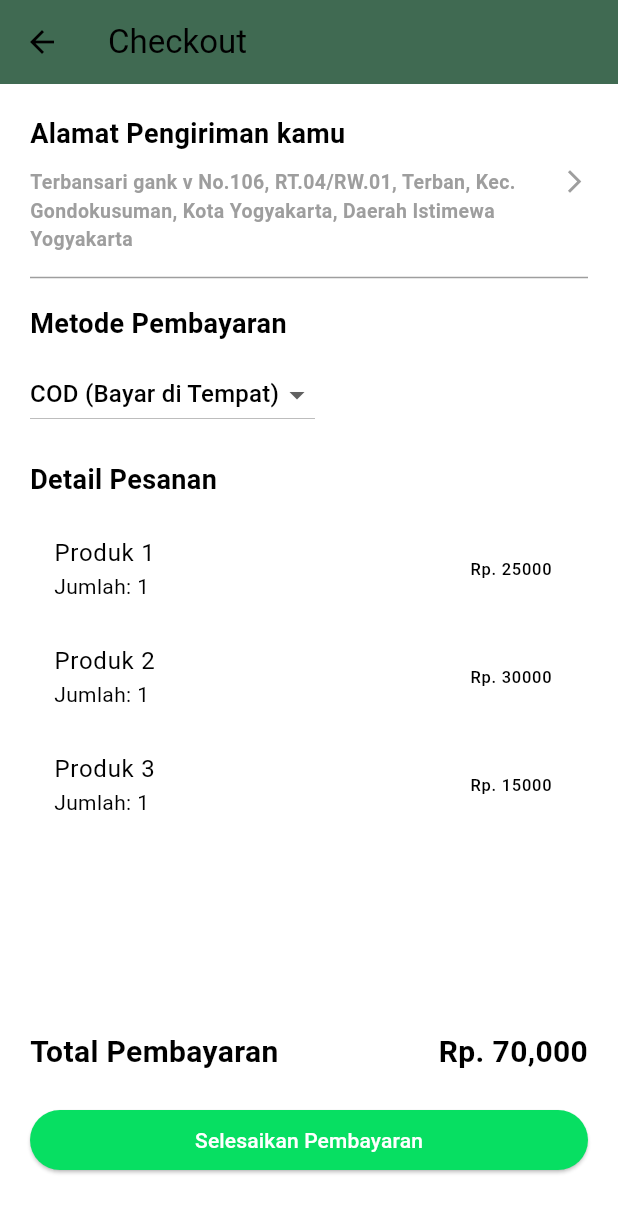
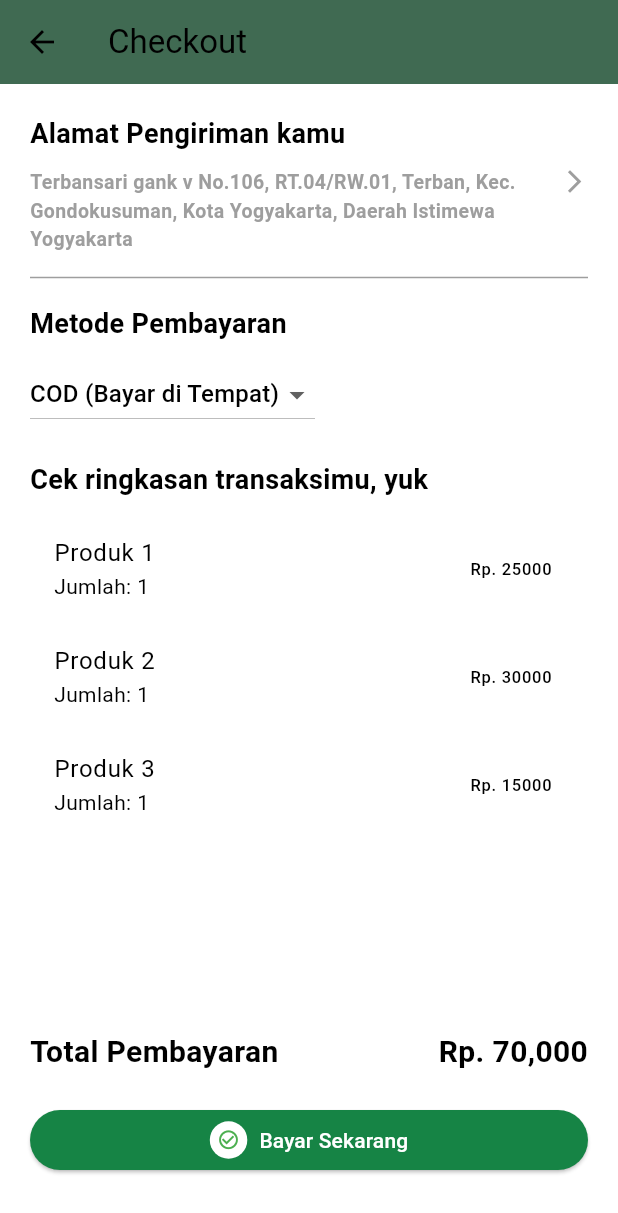
Before and after one commit to firdausmuh/agrolink_app, a Flutter app: the CheckoutScreen screen opened directly, on a phone screen of 412 x 824 dp. Shown: the top 1213 px of the screen. Run offline on Flutter 3.47's test engine with Material 3 defaults, Android fonts, the phone set to English and light mode, and no system bars; our stand-ins replace shared_preferences; missing offline and left inert: dart:ffi; accounts and stored records are empty.

Commit message:
update cart screen

```diff
--- a/lib/screens/keranjang/checkout_screen.dart
+++ b/lib/screens/keranjang/checkout_screen.dart
@@ -103,7 +103,7 @@ class _CheckoutScreenState extends State<CheckoutScreen> {
             ),
             const SizedBox(height: 20),
             const Text(
-              'Detail Pesanan',
+              'Cek ringkasan transaksimu, yuk',
               style: TextStyle(fontWeight: FontWeight.w700, fontSize: 18),
             ),
             const SizedBox(height: 10),
@@ -137,6 +137,7 @@ class _CheckoutScreenState extends State<CheckoutScreen> {
                 ),
               ],
             ),
+            // button bayar sekarang
             const SizedBox(height: 20),
             SizedBox(
               width: MediaQuery.of(context).size.width,
@@ -149,14 +150,54 @@ class _CheckoutScreenState extends State<CheckoutScreen> {
                   );
                 },
                 style: ElevatedButton.styleFrom(
-                  backgroundColor: const Color(0xFF07DF62),
+                  backgroundColor: const Color(0xFF168445),
                 ),
-                child: const Text(
-                  'Selesaikan Pembayaran',
-                  style: TextStyle(color: Colors.white),
+                child: Row(
+                  mainAxisSize: MainAxisSize.min, // Menyesuaikan ukuran tombol dengan konten
+                  children: [
+                    Container(
+                      padding: const EdgeInsets.all(5), // Memberikan jarak antara ikon dan lingkaran
+                      decoration: BoxDecoration(
+                        color: Colors.white, // Warna lingkaran
+                        shape: BoxShape.circle, // Bentuk lingkaran
+                      ),
+                      child: const Icon(
+                        Icons.check_circle_outline, // Ikon ceklis
+                        color: Colors.green, // Warna ceklis sesuai dengan tombol
+                        size: 15, // Ukuran ikon
+                      ),
+                    ),
+                    const SizedBox(width: 8), // Jarak antara ikon dan teks
+                    const Text(
+                      'Bayar Sekarang',
+                      style: TextStyle(color: Colors.white),
+                    ),
+                  ],
                 ),
               ),
             ),
+
+            // const SizedBox(height: 20),
+            // SizedBox(
+            //   width: MediaQuery.of(context).size.width,
+            //   child: ElevatedButton(
+            //     onPressed: () {
+            //       // Logic untuk menyelesaikan transaksi
+            //       // Bisa tambahkan konfirmasi atau API untuk pengolahan pembayaran
+            //       ScaffoldMessenger.of(context).showSnackBar(
+            //         const SnackBar(content: Text('Pesanan Anda telah diproses!')),
+            //       );
+            //     },
+            //     style: ElevatedButton.styleFrom(
+            //       backgroundColor: const Color(0xFF07DF62),
+            //     ),
+            //
+            //     child: const Text(
+            //       'Bayar Sekarang',
+            //       style: TextStyle(color: Colors.white),
+            //     ),
+            //   ),
+            // ),
             const SizedBox(height: 20),
           ],
         ),
```
